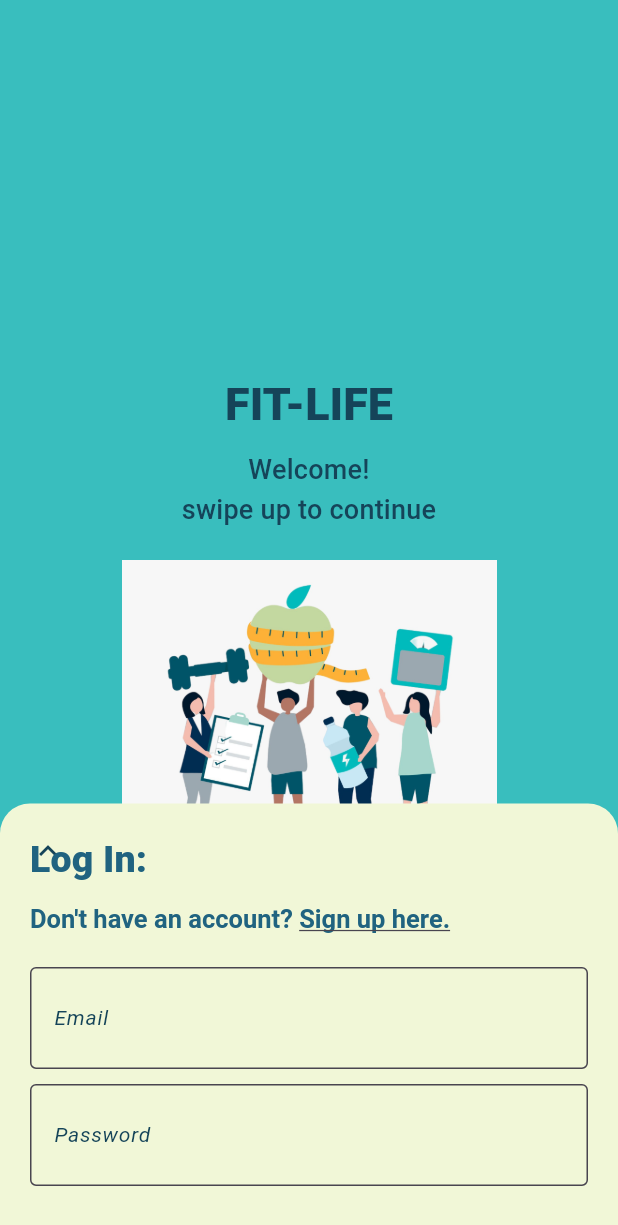
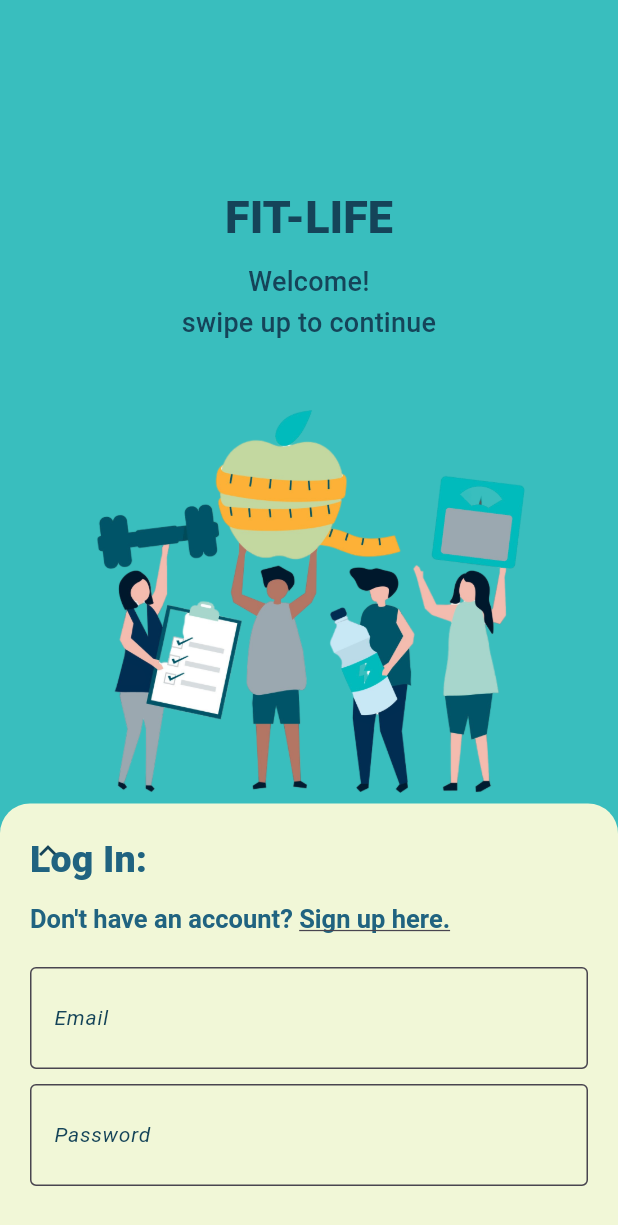
Before and after one commit to zeynepozgurgun/fit_life, a Flutter app: the screen it shows after launch, on a phone screen of 412 x 824 dp. Shown: the top 1225 px of the screen. Run offline on Flutter 3.47's test engine with Material 3 defaults, Android fonts, the phone set to English and light mode, and no system bars; our stand-ins replace cloud_firestore, firebase_auth, firebase_core, google_fonts, image_picker; accounts and stored records are empty.

Commit message:
login image made png

```diff
--- a/lib/authentication/login_page.dart
+++ b/lib/authentication/login_page.dart
@@ -29,6 +29,8 @@ class _LoginPageState extends State<LoginPage> {
         child: Stack(
           children: [
             Center(
+  child: Padding(
+    padding: const EdgeInsets.only(bottom: 150.0),
     child: Column(
       mainAxisAlignment: MainAxisAlignment.center,
       children: [
@@ -43,10 +45,12 @@ class _LoginPageState extends State<LoginPage> {
           style: Theme.of(context).textTheme.titleMedium,
         ),
         const SizedBox(height: 20),
-                  Image.asset('assets/images/login_image.png', height: 200),
+        Image.asset('assets/images/login_image.png', height: 300, width: 400),
       ],
     ),
   ),
+),
+
             SlidingPanel(_emailController, _passwordController),
           ],
         ),
--- a/lib/core/theme.dart
+++ b/lib/core/theme.dart
@@ -20,7 +20,7 @@ final ThemeData appTheme = ThemeData(
   textTheme: TextTheme(
     titleLarge: TextStyle( //APP NAME
       fontSize: 30.0,
-      fontWeight: FontWeight.w800,
+      fontWeight: FontWeight.w900,
       color: _colors.onSecondary,
     ),
 
```
Also changed, not shown: assets/images/login_image.png. Lines whose indentation alone changed are shown as unchanged.
